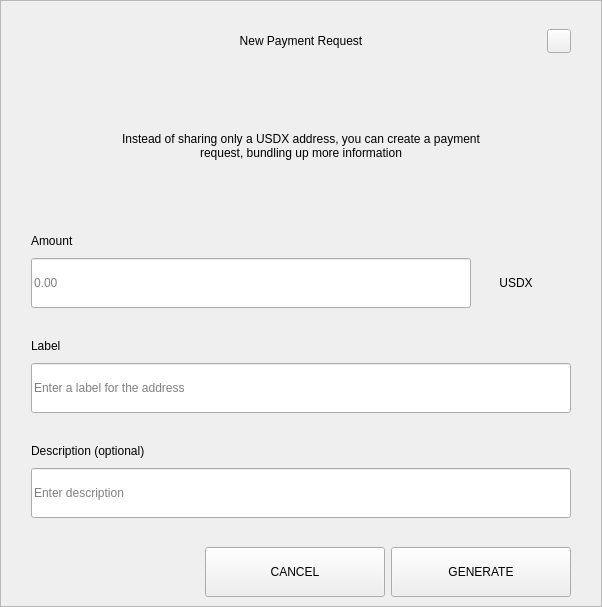
Old version of the form src/qt/pivx/forms/requestdialog.ui in the repository TheCodexBlockchain/advantage.
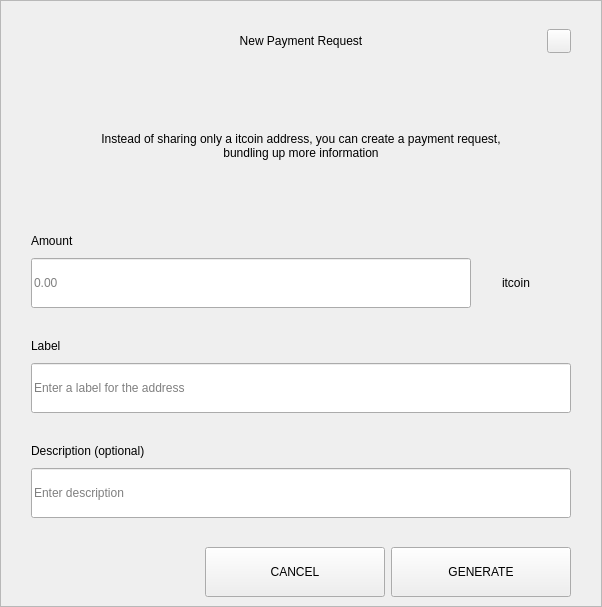
New version of the form.

Commit message: rebrand itcoin

What changed in the file:
```diff
--- a/src/qt/pivx/forms/requestdialog.ui
+++ b/src/qt/pivx/forms/requestdialog.ui
@@ -210,7 +210,7 @@
              </size>
             </property>
             <property name="text">
-             <string>Instead of sharing only a USDX address, you can create a payment request, bundling up more information</string>
+             <string>Instead of sharing only a itcoin address, you can create a payment request, bundling up more information</string>
             </property>
             <property name="alignment">
              <set>Qt::AlignCenter</set>
@@ -327,7 +327,7 @@
                    <item>
                     <widget class="QLabel" name="comboBoxCoin">
                      <property name="text">
-                      <string>USDX</string>
+                      <string>itcoin</string>
                      </property>
                      <property name="alignment">
                       <set>Qt::AlignCenter</set>
```
The commit also changes 254 other files.
